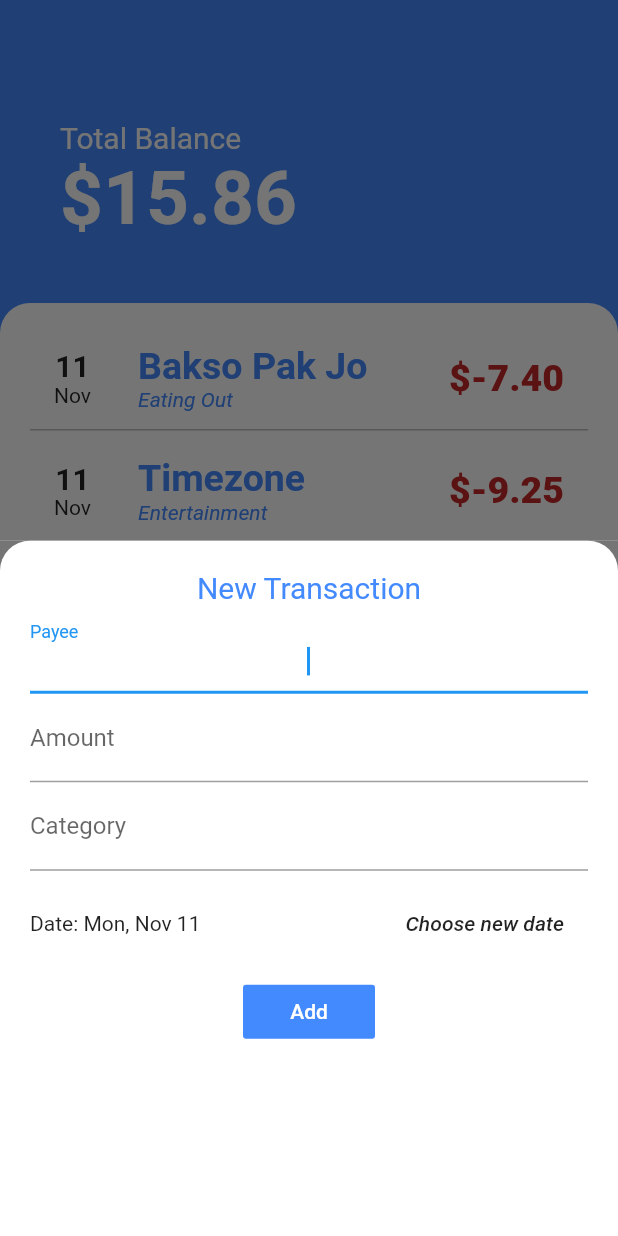
After one commit to viqizevic/dompetku, a Flutter app: the screen it shows after launch, after a tap on the "add" icon, on a phone screen of 412 x 824 dp. The commit adds this screen. Run offline on Flutter 3.47's test engine with Material 2 defaults, Android fonts, the phone set to English and light mode, and no system bars.

Commit message:
User can add new transaction

```diff
--- a/lib/models/transaction_data.dart
+++ b/lib/models/transaction_data.dart
@@ -41,4 +41,19 @@ class TransactionData extends ChangeNotifier {
   double get balance {
     return _trans.fold(0, (p, q) => (p + q.amount));
   }
+
+  void addTransaction({
+    String payee,
+    double amount,
+    String category,
+    DateTime date,
+  }) {
+    _trans.add(Transaction(
+      payee: payee,
+      amount: amount,
+      category: category,
+      date: date,
+    ));
+    notifyListeners();
+  }
 }
--- /dev/null
+++ b/lib/screens/add_transaction_screen.dart
@@ -0,0 +1,148 @@
+import 'package:dompetku/models/transaction_data.dart';
+import 'package:flutter/material.dart';
+import 'package:intl/intl.dart';
+import 'package:provider/provider.dart';
+
+class AddTransactionScreen extends StatefulWidget {
+  @override
+  _AddTransactionScreenState createState() => _AddTransactionScreenState();
+}
+
+class _AddTransactionScreenState extends State<AddTransactionScreen> {
+  final payeeController = TextEditingController();
+  final amountController = TextEditingController();
+  final categoryController = TextEditingController();
+  DateTime _selectedDate = DateTime.now();
+  bool _inputIsInvalid = false;
+
+  void _submitData() {
+    String enteredPayee = payeeController.text;
+    double enteredAmount = 0;
+    if (amountController.text.isNotEmpty) {
+      enteredAmount = double.parse(amountController.text);
+      enteredAmount = double.parse(enteredAmount.toStringAsFixed(2));
+    }
+    String enteredCategory = categoryController.text;
+    if (enteredCategory.isEmpty) {
+      enteredCategory = "Uncategorized";
+    }
+
+    if (enteredPayee.isEmpty || amountController.text.isEmpty) {
+      setState(() {
+        _inputIsInvalid = true;
+      });
+      return;
+    }
+
+    Provider.of<TransactionData>(context).addTransaction(
+      payee: enteredPayee,
+      amount: enteredAmount,
+      category: enteredCategory,
+      date: _selectedDate,
+    );
+
+    Navigator.pop(context);
+  }
+
+  void _showDatePicker() {
+    showDatePicker(
+      context: context,
+      initialDate: DateTime.now(),
+      firstDate: DateTime(2019),
+      lastDate: DateTime.now(),
+    ).then((pickedDate) {
+      if (null == pickedDate) {
+        return;
+      }
+      setState(() {
+        _selectedDate = pickedDate;
+      });
+    });
+  }
+
+  @override
+  Widget build(BuildContext context) {
+    return Container(
+      color: Color(0xff757575),
+      child: Container(
+        padding: EdgeInsets.all(20),
+        decoration: BoxDecoration(
+          color: Colors.white,
+          borderRadius: BorderRadius.only(
+            topLeft: Radius.circular(20.0),
+            topRight: Radius.circular(20.0),
+          ),
+        ),
+        child: Column(
+          children: <Widget>[
+            Text(
+              'New Transaction',
+              textAlign: TextAlign.center,
+              style: TextStyle(
+                fontSize: 20.0,
+                color: Colors.blueAccent,
+              ),
+            ),
+            TextField(
+              controller: payeeController,
+              autofocus: true,
+              decoration: InputDecoration(labelText: 'Payee'),
+              textAlign: TextAlign.center,
+            ),
+            TextField(
+              controller: amountController,
+              decoration: InputDecoration(labelText: 'Amount'),
+              keyboardType: TextInputType.numberWithOptions(
+                signed: false,
+                decimal: true,
+              ),
+              textAlign: TextAlign.center,
+            ),
+            TextField(
+              controller: categoryController,
+              decoration: InputDecoration(labelText: 'Category'),
+              textAlign: TextAlign.center,
+            ),
+            Container(
+              height: 70,
+              child: Row(
+                children: <Widget>[
+                  Expanded(
+                      child: Text(
+                          'Date: ${DateFormat.MMMEd().format(_selectedDate)}')),
+                  FlatButton(
+                    child: Text(
+                      'Choose new date',
+                      style: TextStyle(fontStyle: FontStyle.italic),
+                    ),
+                    onPressed: _showDatePicker,
+                  ),
+                ],
+              ),
+            ),
+            Visibility(
+              child: Padding(
+                padding: const EdgeInsets.all(10.0),
+                child: Text(
+                  'Please enter Title and Amount.',
+                  style: TextStyle(color: Colors.red),
+                ),
+              ),
+              visible: _inputIsInvalid,
+            ),
+            FlatButton(
+              child: Text(
+                'Add',
+                style: TextStyle(
+                  color: Colors.white,
+                ),
+              ),
+              color: Colors.blueAccent,
+              onPressed: _submitData,
+            ),
+          ],
+        ),
+      ),
+    );
+  }
+}
--- a/lib/screens/transactions_screen.dart
+++ b/lib/screens/transactions_screen.dart
@@ -1,4 +1,5 @@
 import 'package:dompetku/models/transaction_data.dart';
+import 'package:dompetku/screens/add_transaction_screen.dart';
 import 'package:dompetku/widgets/transactions_list.dart';
 import 'package:flutter/material.dart';
 import 'package:provider/provider.dart';
@@ -8,6 +9,16 @@ class TransactionsScreen extends StatelessWidget {
   Widget build(BuildContext context) {
     return Scaffold(
       backgroundColor: Colors.blueAccent,
+      floatingActionButton: FloatingActionButton(
+        backgroundColor: Colors.blueAccent,
+        child: Icon(Icons.add),
+        onPressed: () {
+          showModalBottomSheet(
+            context: context,
+            builder: (context) => AddTransactionScreen(),
+          );
+        },
+      ),
       body: Column(
         crossAxisAlignment: CrossAxisAlignment.start,
         children: <Widget>[
```
